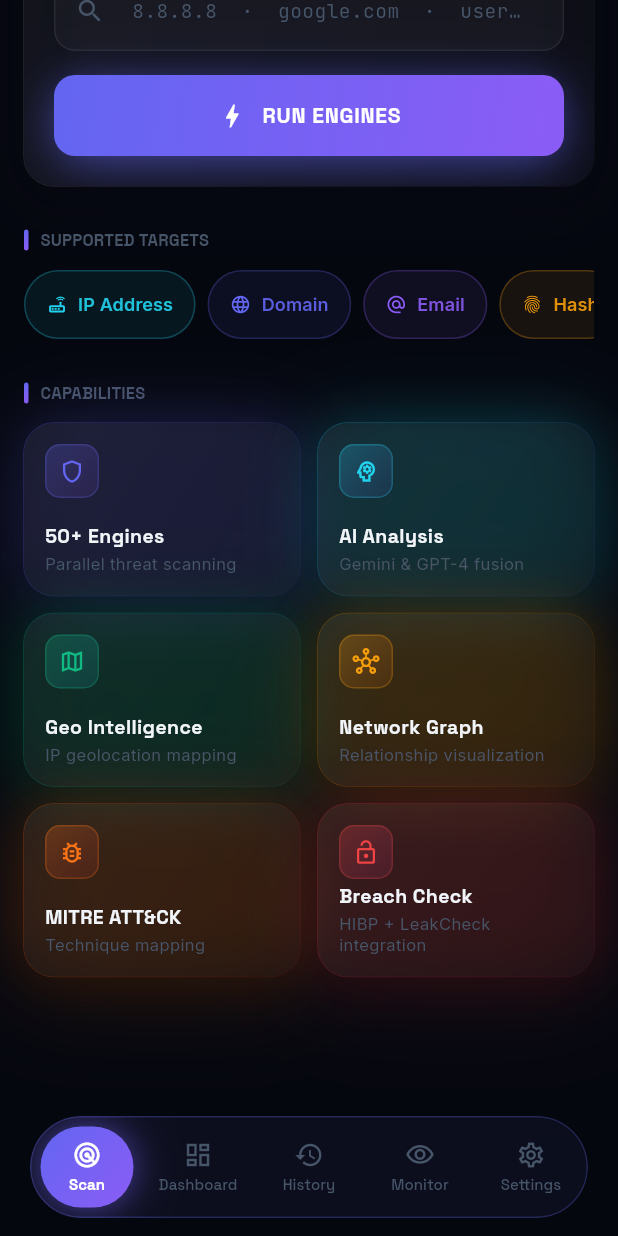
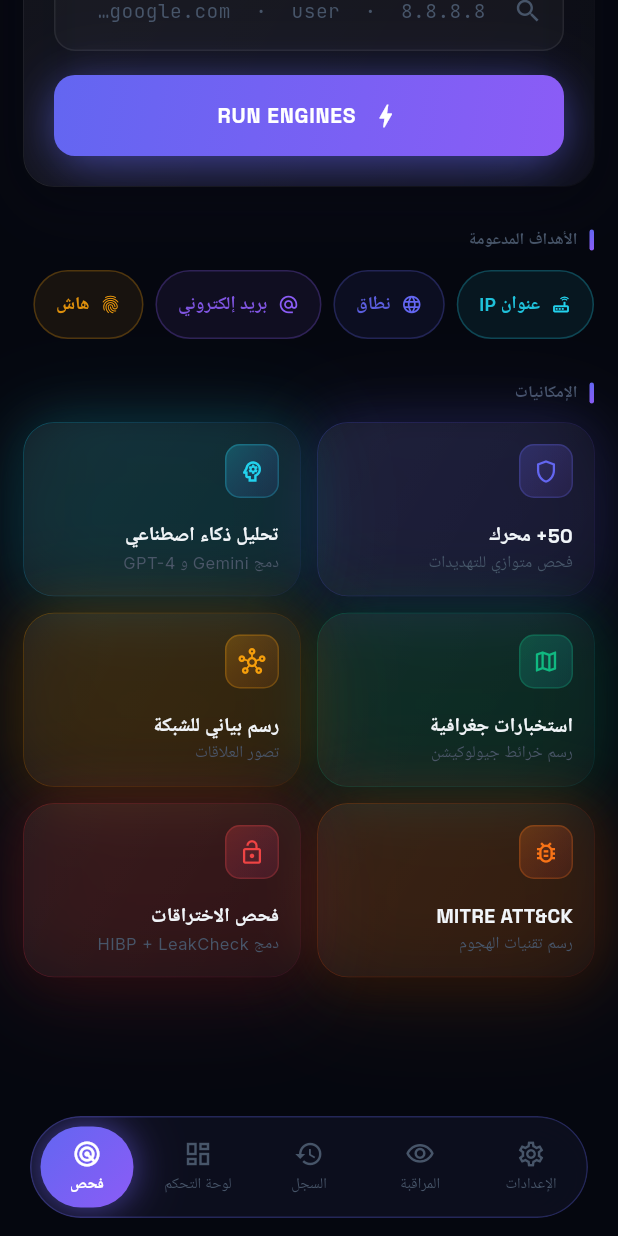
Before and after one commit to zv3z/my_osint_project, a Flutter app: the screen it shows after launch, scrolled down 336 dp, on a phone screen of 412 x 824 dp. Run offline on Flutter 3.47's test engine with Material 3 defaults, Android fonts, the phone set to English and light mode, and no system bars; our stand-ins replace fl_chart, flutter_map, google_fonts, latlong2, pdf, printing and 1 more; network calls fail.

Commit message:
fix: Arabic language now works across the whole app
- TitanApp now watches AppState and sets locale: Locale(state.lang) on
  MaterialApp — this activates Flutter's RTL layout system when Arabic
  is selected in Settings
- Nav bar labels translated via L.t() (فحص / لوحة التحكم / السجل / ...)
- HomeScreen wrapped in Directionality(rtl) when Arabic is active
- Status messages during scan translated (تهيئة المحركات / تشغيل 56+ محرك ...)
- Target chips (IP / نطاق / بريد إلكتروني / هاش ...) translated
- Feature grid titles and subtitles translated
- Added 10 new Arabic keys to l10n.dart

https://claude.ai/code/session_01Qv5EuMxZ3QeVgpzmZWRKeW

Co-authored-by: Claude <noreply@anthropic.com>

```diff
--- a/titan_flutter/lib/l10n.dart
+++ b/titan_flutter/lib/l10n.dart
@@ -35,7 +35,17 @@ class L {
     'hint_target': 'IP · نطاق · إيميل · هاش · رقم هاتف',
     'initializing': 'تهيئة المحركات...',
     'running_engines': 'تشغيل 56+ محرك...',
+    'correlating': 'ربط المعلومات الاستخباراتية...',
+    'analyzing_network': 'تحليل هيكل الشبكة...',
+    'fetching_geo': 'جلب بيانات الموقع الجغرافي...',
+    'cross_referencing': 'مقارنة قواعد البيانات...',
+    'generating_ai': 'توليد رؤى الذكاء الاصطناعي...',
     'analyzing': 'تحليل النتائج...',
+    'scan_your_target': 'افحص هدفك',
+    'enter_target': 'أدخل هدفاً للبدء',
+    'supported_types': 'الأنواع المدعومة',
+    'parallel_engines': 'فحص متوازي بـ 56+ محرك',
+    'correlated_results': 'نتائج مترابطة',
     'ip_address': 'عنوان IP',
     'domain': 'نطاق',
     'email': 'بريد إلكتروني',
--- a/titan_flutter/lib/main.dart
+++ b/titan_flutter/lib/main.dart
@@ -5,6 +5,7 @@ import 'package:flutter/services.dart';
 import 'package:google_fonts/google_fonts.dart';
 import 'package:provider/provider.dart';
 
+import 'l10n.dart';
 import 'screens/dashboard_screen.dart';
 import 'screens/home_screen.dart';
 import 'screens/history_screen.dart';
@@ -202,12 +203,16 @@ class TitanApp extends StatelessWidget {
   const TitanApp({super.key});
 
   @override
-  Widget build(BuildContext context) => MaterialApp(
-        title: 'Titan OSINT',
-        theme: TitanTheme.theme,
-        debugShowCheckedModeBanner: false,
-        home: const RootNavigation(),
-      );
+  Widget build(BuildContext context) {
+    final state = context.watch<AppState>();
+    return MaterialApp(
+      title: 'Titan OSINT',
+      theme: TitanTheme.theme,
+      debugShowCheckedModeBanner: false,
+      locale: Locale(state.lang),
+      home: const RootNavigation(),
+    );
+  }
 }
 
 // ── Nav Item Data ──────────────────────────────────────────────────────────
@@ -503,7 +508,7 @@ class _NavPillItem extends StatelessWidget {
                 color: isSelected ? Colors.white : const Color(0xFF475569),
                 letterSpacing: 0.04,
               ),
-              child: Text(item.label),
+              child: Text(L.t(item.label.toLowerCase(), context.watch<AppState>().isAr)),
             ),
           ],
         ),
--- a/titan_flutter/lib/screens/home_screen.dart
+++ b/titan_flutter/lib/screens/home_screen.dart
@@ -5,6 +5,7 @@ import 'package:flutter/services.dart';
 import 'package:google_fonts/google_fonts.dart';
 import 'package:provider/provider.dart';
 
+import '../l10n.dart';
 import '../main.dart';
 import '../models/scan_result.dart';
 import '../services/api_service.dart';
@@ -40,36 +41,36 @@ class _HomeScreenState extends State<HomeScreen> with TickerProviderStateMixin {
 
   // Status cycling
   int _statusIdx = 0;
-  final _statuses = [
-    'Initializing engines...',
-    'Running 50+ threat engines...',
-    'Correlating intelligence...',
-    'Analyzing network topology...',
-    'Fetching geolocation data...',
-    'Cross-referencing databases...',
-    'Generating AI insights...',
+  List<String> _statuses(bool isAr) => [
+    L.t('initializing',     isAr),
+    L.t('running_engines',  isAr),
+    L.t('correlating',      isAr),
+    L.t('analyzing_network',isAr),
+    L.t('fetching_geo',     isAr),
+    L.t('cross_referencing',isAr),
+    L.t('generating_ai',    isAr),
   ];
 
   // Target chip definitions: (label, icon, placeholder, color)
-  final _targetTypes = [
-    ('IP Address', Icons.router_outlined,        '8.8.8.8',           TitanTheme.cyan),
-    ('Domain',     Icons.language_outlined,       'google.com',        TitanTheme.indigo),
-    ('Email',      Icons.alternate_email_outlined,'user@example.com',  TitanTheme.violet),
-    ('Hash',       Icons.fingerprint_outlined,    'a94a8fe5ccb19ba..', TitanTheme.amber),
-    ('URL',        Icons.link_outlined,           'https://...',       TitanTheme.green),
-    ('Phone',      Icons.phone_outlined,          '+1-555-0100',       TitanTheme.orange),
-    ('GitHub',     Icons.code_outlined,           '@username',         TitanTheme.indigoLight),
-    ('ASN',        Icons.hub_outlined,            'AS15169',           TitanTheme.pink),
-    ('npm',        Icons.inventory_2_outlined,    'package-name',      TitanTheme.greenDark),
+  List<(String, IconData, String, Color)> _getTargetTypes(bool isAr) => [
+    (L.t('ip_address', isAr), Icons.router_outlined,        '8.8.8.8',           TitanTheme.cyan),
+    (L.t('domain',     isAr), Icons.language_outlined,       'google.com',        TitanTheme.indigo),
+    (L.t('email',      isAr), Icons.alternate_email_outlined,'user@example.com',  TitanTheme.violet),
+    (L.t('hash',       isAr), Icons.fingerprint_outlined,    'a94a8fe5ccb19ba..', TitanTheme.amber),
+    (L.t('url',        isAr), Icons.link_outlined,           'https://...',       TitanTheme.green),
+    (L.t('phone',      isAr), Icons.phone_outlined,          '+1-555-0100',       TitanTheme.orange),
+    ('GitHub',                 Icons.code_outlined,           '@username',         TitanTheme.indigoLight),
+    (L.t('asn',        isAr), Icons.hub_outlined,            'AS15169',           TitanTheme.pink),
+    ('npm',                    Icons.inventory_2_outlined,    'package-name',      TitanTheme.greenDark),
   ];
 
-  final _features = [
-    (Icons.shield_outlined,     '50+ Engines',      'Parallel threat scanning',     TitanTheme.indigo,  TitanTheme.violet),
-    (Icons.psychology_outlined, 'AI Analysis',      'Gemini & GPT-4 fusion',        TitanTheme.cyan,    TitanTheme.indigo),
-    (Icons.map_outlined,        'Geo Intelligence', 'IP geolocation mapping',       TitanTheme.green,   TitanTheme.cyan),
-    (Icons.hub_outlined,        'Network Graph',    'Relationship visualization',   TitanTheme.amber,   TitanTheme.orange),
-    (Icons.bug_report_outlined, 'MITRE ATT&CK',     'Technique mapping',            TitanTheme.orange,  TitanTheme.red),
-    (Icons.lock_open_outlined,  'Breach Check',     'HIBP + LeakCheck integration', TitanTheme.red,     TitanTheme.pink),
+  List<(IconData, String, String, Color, Color)> _getFeatures(bool isAr) => [
+    (Icons.shield_outlined,     L.t('50_engines',   isAr), L.t('parallel_scanning', isAr), TitanTheme.indigo,  TitanTheme.violet),
+    (Icons.psychology_outlined, L.t('ai_analysis',  isAr), L.t('gemini_gpt',        isAr), TitanTheme.cyan,    TitanTheme.indigo),
+    (Icons.map_outlined,        L.t('geo_intel',    isAr), L.t('ip_geo_mapping',    isAr), TitanTheme.green,   TitanTheme.cyan),
+    (Icons.hub_outlined,        L.t('network_graph',isAr), L.t('relationship_viz',  isAr), TitanTheme.amber,   TitanTheme.orange),
+    (Icons.bug_report_outlined, 'MITRE ATT&CK',            L.t('technique_mapping', isAr), TitanTheme.orange,  TitanTheme.red),
+    (Icons.lock_open_outlined,  L.t('breach_check', isAr), L.t('hibp_leakcheck',    isAr), TitanTheme.red,     TitanTheme.pink),
   ];
 
   @override
@@ -125,10 +126,11 @@ class _HomeScreenState extends State<HomeScreen> with TickerProviderStateMixin {
     HapticFeedback.mediumImpact();
     _focusNode.unfocus();
 
+    final isAr = context.read<AppState>().isAr;
     setState(() {
       _scanning  = true;
       _statusIdx = 0;
-      _status    = _statuses[0];
+      _status    = _statuses(isAr)[0];
     });
 
     // Cycle status messages while scanning
@@ -178,9 +180,11 @@ class _HomeScreenState extends State<HomeScreen> with TickerProviderStateMixin {
     if (!_scanning || !mounted) return;
     Future.delayed(const Duration(milliseconds: 1800), () {
       if (!mounted || !_scanning) return;
+      final isAr = context.read<AppState>().isAr;
+      final list = _statuses(isAr);
       setState(() {
-        _statusIdx = (_statusIdx + 1) % _statuses.length;
-        _status    = _statuses[_statusIdx];
+        _statusIdx = (_statusIdx + 1) % list.length;
+        _status    = list[_statusIdx];
       });
       _cycleStatus();
     });
@@ -188,15 +192,18 @@ class _HomeScreenState extends State<HomeScreen> with TickerProviderStateMixin {
 
   @override
   Widget build(BuildContext context) {
+    final isAr = context.watch<AppState>().isAr;
     return Scaffold(
       backgroundColor: TitanTheme.bgPrimary,
-      body: CustomScrollView(
+      body: Directionality(
+        textDirection: isAr ? TextDirection.rtl : TextDirection.ltr,
+        child: CustomScrollView(
           physics: const BouncingScrollPhysics(),
           slivers: [
-          // ── Animated Header ────────────────────────────────────
+            // ── Animated Header ──────────────────────────────────
             SliverToBoxAdapter(child: _buildHeader()),
 
-          // ── Main Content ───────────────────────────────────────
+            // ── Main Content ─────────────────────────────────────
             SliverPadding(
               padding: const EdgeInsets.fromLTRB(16, 0, 16, 0),
               sliver: SliverList(
@@ -208,15 +215,15 @@ class _HomeScreenState extends State<HomeScreen> with TickerProviderStateMixin {
                   const SizedBox(height: 28),
 
                   // Supported Targets
-                _buildSectionLabel('SUPPORTED TARGETS'),
+                  _buildSectionLabel(isAr ? 'الأهداف المدعومة' : 'SUPPORTED TARGETS'),
                   const SizedBox(height: 12),
-                _buildTargetChips(),
+                  _buildTargetChips(isAr),
                   const SizedBox(height: 28),
 
                   // Capabilities grid
-                _buildSectionLabel('CAPABILITIES'),
+                  _buildSectionLabel(isAr ? 'الإمكانيات' : 'CAPABILITIES'),
                   const SizedBox(height: 12),
-                _buildFeatureGrid(),
+                  _buildFeatureGrid(isAr),
 
                   // Bottom padding for floating nav
                   const SizedBox(height: 110),
@@ -224,6 +231,7 @@ class _HomeScreenState extends State<HomeScreen> with TickerProviderStateMixin {
               ),
             ),
           ],
+        ),
       ),
     );
   }
@@ -769,16 +777,17 @@ class _HomeScreenState extends State<HomeScreen> with TickerProviderStateMixin {
   }
 
   // ── Target Chips ─────────────────────────────────────────────────────────
-  Widget _buildTargetChips() {
+  Widget _buildTargetChips(bool isAr) {
+    final types = _getTargetTypes(isAr);
     return SizedBox(
       height: 46,
       child: ListView.separated(
         scrollDirection: Axis.horizontal,
         physics: const BouncingScrollPhysics(),
-        itemCount: _targetTypes.length,
+        itemCount: types.length,
         separatorBuilder: (_, __) => const SizedBox(width: 8),
         itemBuilder: (_, i) {
-          final t = _targetTypes[i];
+          final t = types[i];
           return _TargetChip(
             label: t.$1,
             icon: t.$2,
@@ -795,7 +804,8 @@ class _HomeScreenState extends State<HomeScreen> with TickerProviderStateMixin {
   }
 
   // ── Feature Grid ─────────────────────────────────────────────────────────
-  Widget _buildFeatureGrid() {
+  Widget _buildFeatureGrid(bool isAr) {
+    final features = _getFeatures(isAr);
     return GridView.builder(
       shrinkWrap: true,
       physics: const NeverScrollableScrollPhysics(),
@@ -805,9 +815,9 @@ class _HomeScreenState extends State<HomeScreen> with TickerProviderStateMixin {
         mainAxisSpacing: 12,
         childAspectRatio: 1.6,
       ),
-      itemCount: _features.length,
+      itemCount: features.length,
       itemBuilder: (_, i) {
-        final f = _features[i];
+        final f = features[i];
         return _FeatureCard(
           icon:        f.$1,
           title:       f.$2,
```
Lines whose indentation alone changed are shown as unchanged.
